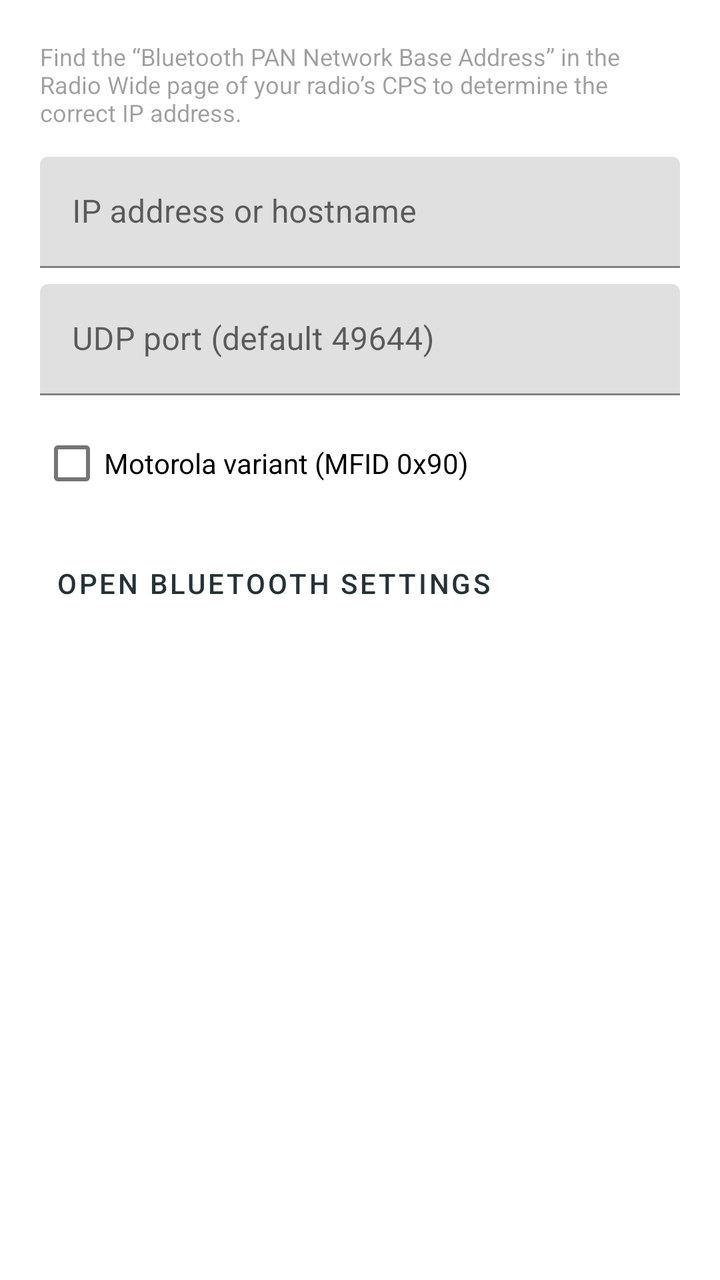
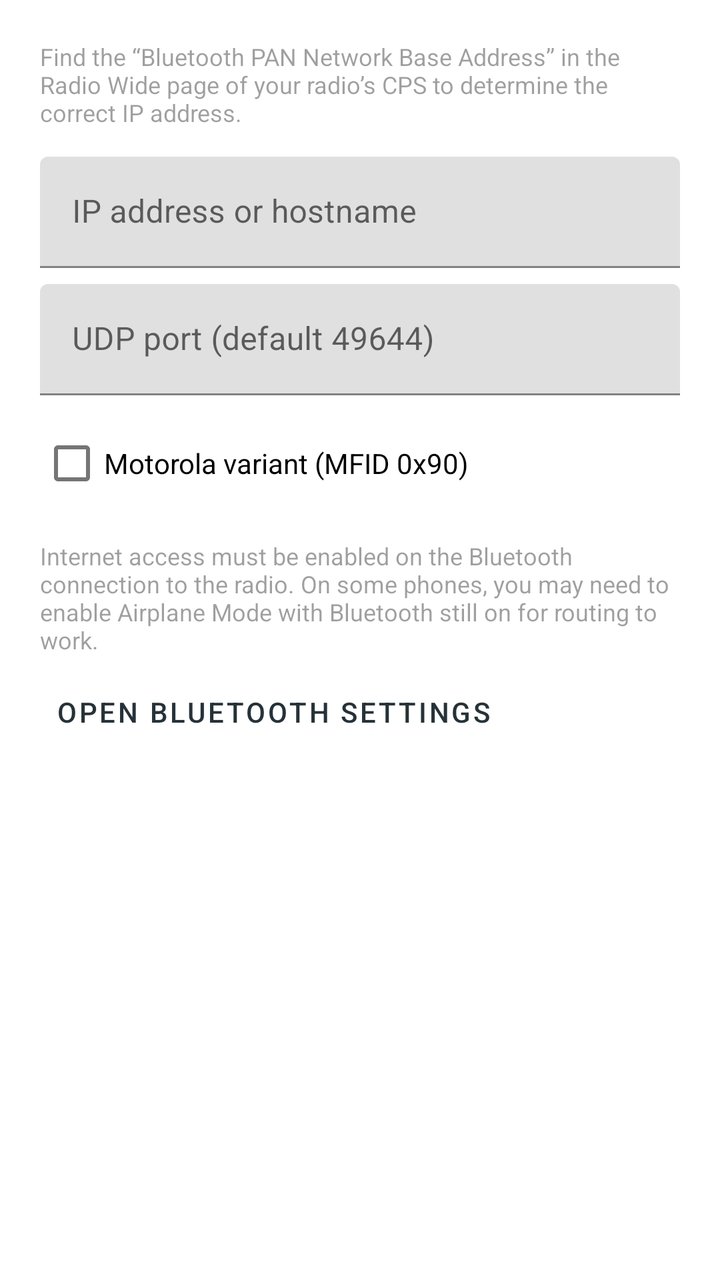

Screens rendered from an Android XML layout before and after an edit, with the pre-edit source and the edit as a unified diff.
<!-- AndroidManifest.xml: application theme Theme.KFDDroid -->
<!-- res/layout/dialog_dli_config.xml -->
<?xml version="1.0" encoding="utf-8"?>
<LinearLayout xmlns:android="http://schemas.android.com/apk/res/android"
    android:layout_width="match_parent"
    android:layout_height="wrap_content"
    android:orientation="vertical"
    android:padding="20dp">

    
    <TextView
        android:layout_width="match_parent"
        android:layout_height="wrap_content"
        android:layout_marginBottom="14dp"
        android:text="@string/dli_config_hint"
        android:textSize="12sp"
        android:alpha="0.7" />

    <com.google.android.material.textfield.TextInputLayout
        android:layout_width="match_parent"
        android:layout_height="wrap_content"
        android:hint="@string/hint_dli_host">

        <com.google.android.material.textfield.TextInputEditText
            android:id="@+id/et_dli_host"
            android:layout_width="match_parent"
            android:layout_height="wrap_content"
            android:inputType="textUri"
            android:singleLine="true" />

    </com.google.android.material.textfield.TextInputLayout>

    <com.google.android.material.textfield.TextInputLayout
        android:layout_width="match_parent"
        android:layout_height="wrap_content"
        android:layout_marginTop="8dp"
        android:hint="@string/hint_dli_port">

        <com.google.android.material.textfield.TextInputEditText
            android:id="@+id/et_dli_port"
            android:layout_width="match_parent"
            android:layout_height="wrap_content"
            android:inputType="number" />

    </com.google.android.material.textfield.TextInputLayout>

    <CheckBox
        android:id="@+id/cb_dli_motorola"
        android:layout_width="wrap_content"
        android:layout_height="wrap_content"
        android:layout_marginTop="10dp"
        android:text="@string/dli_motorola_label" />

    <Button
        android:id="@+id/btn_open_bt_settings"
        android:layout_width="wrap_content"
        android:layout_height="wrap_content"
        android:layout_marginTop="12dp"
        android:text="Open Bluetooth Settings"
        style="@style/Widget.MaterialComponents.Button.TextButton" />

</LinearLayout>
<!-- resources referenced by this layout -->
<resources>
  <string name="dli_config_hint">Find the “Bluetooth PAN Network Base Address” in the Radio Wide page of your radio’s CPS to determine the correct IP address.</string>
  <string name="dli_motorola_label">Motorola variant (MFID 0x90)</string>
  <string name="hint_dli_host">IP address or hostname</string>
  <string name="hint_dli_port">UDP port (default 49644)</string>
  <style name="Theme.KFDDroid" parent="Theme.MaterialComponents.DayNight.NoActionBar">
          <item name="colorPrimary">@color/slate_900</item>
          <item name="colorPrimaryVariant">@color/slate_950</item>
          <item name="colorOnPrimary">@color/white</item>
          <item name="colorSecondary">@color/sky_400</item>
          <item name="colorSecondaryVariant">@color/sky_700</item>
          <item name="colorOnSecondary">@color/black</item>
          <item name="android:statusBarColor">@color/slate_950</item>
          <item name="android:navigationBarColor">@color/slate_900</item>
      </style>
  <color name="slate_900">#263238</color>
  <color name="slate_950">#1A2328</color>
  <color name="white">#FFFFFFFF</color>
  <color name="sky_400">#29B6F6</color>
  <color name="sky_700">#0288D1</color>
  <color name="black">#FF000000</color>
</resources>

<!-- the commit's change to res/layout/dialog_dli_config.xml (unified diff, before → after) -->
@@ -1,9 +1,32 @@
 <?xml version="1.0" encoding="utf-8"?>
 <LinearLayout xmlns:android="http://schemas.android.com/apk/res/android"
+    xmlns:app="http://schemas.android.com/apk/res-auto"
     android:layout_width="match_parent"
     android:layout_height="wrap_content"
     android:orientation="vertical"
     android:padding="20dp">
+
+    
+    <com.google.android.material.card.MaterialCardView
+        android:id="@+id/card_usb_banner"
+        android:layout_width="match_parent"
+        android:layout_height="wrap_content"
+        android:layout_marginBottom="12dp"
+        android:visibility="gone"
+        app:cardCornerRadius="6dp"
+        app:cardElevation="0dp"
+        app:cardBackgroundColor="#1976D2">
+
+        <TextView
+            android:id="@+id/tv_usb_banner"
+            android:layout_width="match_parent"
+            android:layout_height="wrap_content"
+            android:padding="12dp"
+            android:textColor="#FFFFFF"
+            android:textSize="12sp"
+            android:text="USB radio connected — using USB. Host field ignored." />
+
+    </com.google.android.material.card.MaterialCardView>
 
     
     <TextView
@@ -15,6 +38,7 @@
         android:alpha="0.7" />
 
     <com.google.android.material.textfield.TextInputLayout
+        android:id="@+id/til_dli_host"
         android:layout_width="match_parent"
         android:layout_height="wrap_content"
         android:hint="@string/hint_dli_host">
@@ -49,11 +73,19 @@
         android:layout_marginTop="10dp"
         android:text="@string/dli_motorola_label" />
 
+    <TextView
+        android:layout_width="match_parent"
+        android:layout_height="wrap_content"
+        android:layout_marginTop="14dp"
+        android:text="Internet access must be enabled on the Bluetooth connection to the radio. On some phones, you may need to enable Airplane Mode with Bluetooth still on for routing to work."
+        android:textSize="12sp"
+        android:alpha="0.7" />
+
     <Button
         android:id="@+id/btn_open_bt_settings"
         android:layout_width="wrap_content"
         android:layout_height="wrap_content"
-        android:layout_marginTop="12dp"
+        android:layout_marginTop="4dp"
         android:text="Open Bluetooth Settings"
         style="@style/Widget.MaterialComponents.Button.TextButton" />
 
